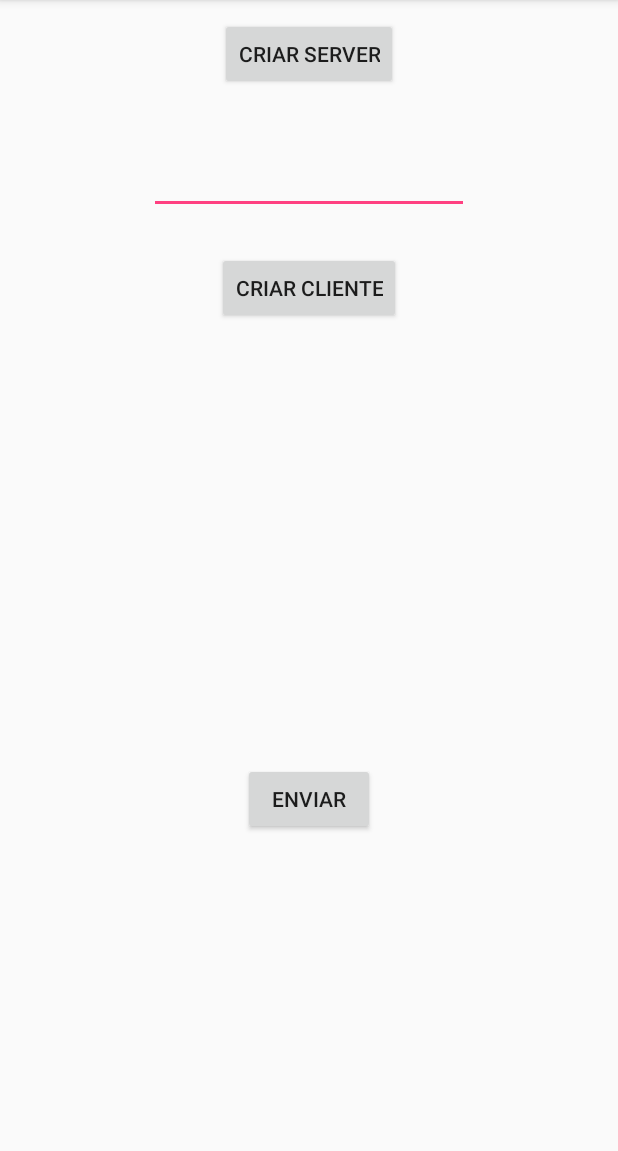
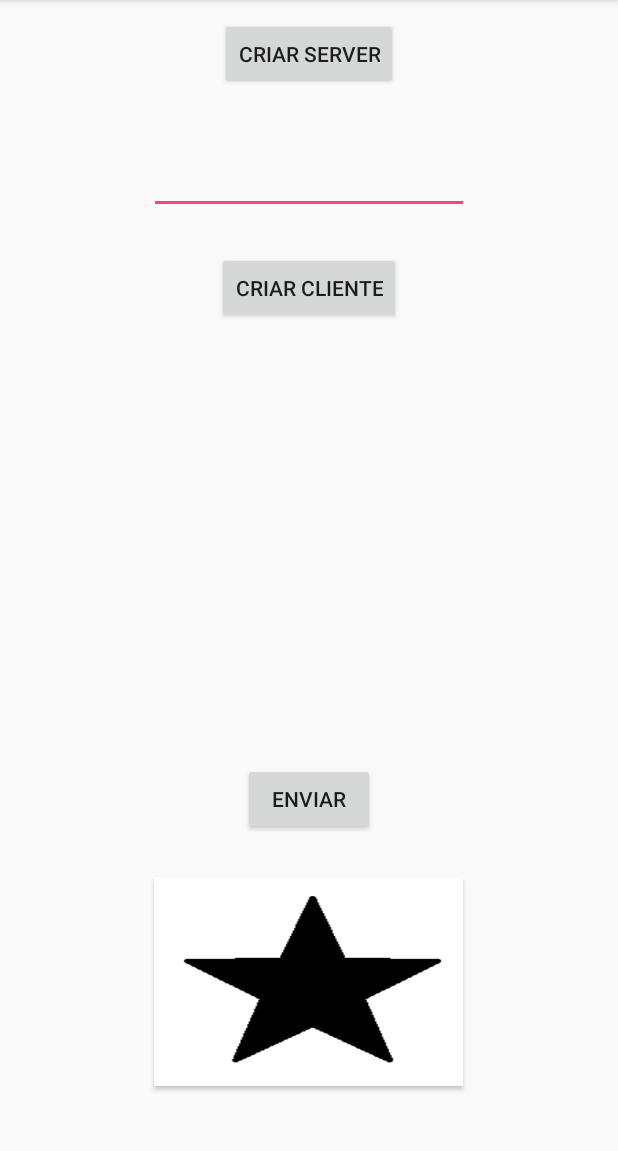
Before and after one commit to DanielSoaresRocha/AplicacaoClienteServidor, an Android app: the screen it shows after launch (MainActivity), on a phone screen of 412 x 824 dp, the part 84-1235 px from its top. Run offline under Robolectric (Android 15) with nearby library versions, the phone set to English and light mode, and no system bars.

```diff
--- a/novaTentativa/app/src/main/java/com/example/bolsista/novatentativa/MainActivity.java
+++ b/novaTentativa/app/src/main/java/com/example/bolsista/novatentativa/MainActivity.java
@@ -7,6 +7,7 @@ import android.util.Log;
 import android.view.View;
 import android.widget.Button;
 import android.widget.EditText;
+import android.widget.ImageView;
 import android.widget.Toast;
 
 import java.io.IOException;
@@ -14,8 +15,9 @@ import java.net.ServerSocket;
 import java.net.Socket;
 
 public class MainActivity extends AppCompatActivity {
-    Button server, client,enviar;
+    Button server, client,enviar,imagem;
     EditText host;
+
 
 
     ServerSocket servidor;
@@ -54,6 +56,7 @@ public class MainActivity extends AppCompatActivity {
     }
 
     private void criarServidor() {
+        final MainActivity server = this;
 
         new Thread(new Runnable() {
             @Override
@@ -68,7 +71,7 @@ public class MainActivity extends AppCompatActivity {
                     while (true) {
                         Socket cliente = servidor.accept();
                         Log.i("SERVIDOR", "CLIENTE FOI CONECTADO = " + cliente.getInetAddress());
-                        new GerenciadorDeClientes(cliente);
+                        new GerenciadorDeClientes(cliente,server);
                     }
 
                 } catch (IOException e) {
@@ -95,6 +98,7 @@ public class MainActivity extends AppCompatActivity {
         host = findViewById(R.id.host);
         client = findViewById(R.id.client);
         enviar = findViewById(R.id.enviar);
+        imagem = findViewById(R.id.imagem);
 
     }
 
--- a/novaTentativa/app/src/main/res/layout/activity_main.xml
+++ b/novaTentativa/app/src/main/res/layout/activity_main.xml
@@ -43,4 +43,13 @@
         android:layout_marginBottom="211dp"
         android:text="Enviar" />
 
+    <Button
+        android:id="@+id/imagem"
+        android:layout_width="206dp"
+        android:layout_height="139dp"
+        android:layout_alignParentBottom="true"
+        android:layout_centerHorizontal="true"
+        android:layout_marginBottom="44dp"
+        android:background="@drawable/estrela" />
+
 </RelativeLayout>
```
Also changed, not shown: novaTentativa/app/src/main/java/com/example/bolsista/novatentativa/GerenciadorDeClientes.java (+32 -1 lines), novaTentativa/app/src/main/res/drawable/circulo.png (added), novaTentativa/app/src/main/res/drawable/estrela.png (added), novaTentativa/app/src/main/res/drawable/hexagono.png (added), novaTentativa/app/src/main/res/drawable/losango.png (added), novaTentativa/app/src/main/res/drawable/retangulo.png (added), novaTentativa/app/src/main/res/drawable/triangulo.jpg (added).
